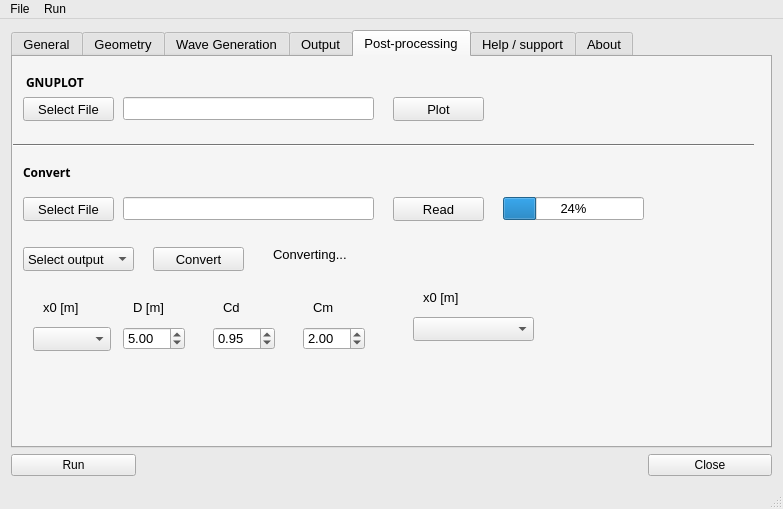
This is GUI/mainwindow.ui in apengsigkarup/OceanWave3D-Fortran90 as Qt 5 draws it before an edit. The edited form follows.
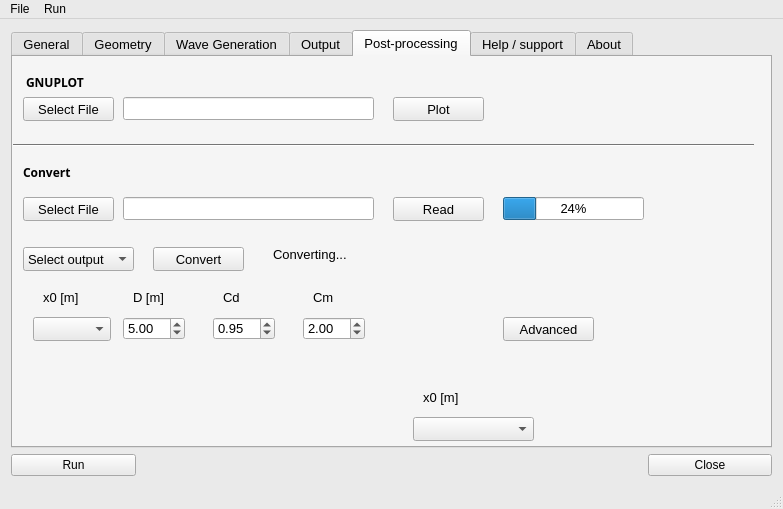
This is the edited form. The open tabs and pages were chosen to show the change. Icons and pictures are not drawn.

Commit message:
Advanced Morison output
/Bo
:wq
	modified:   GUI/MainWindow/postProcessing.cpp
	modified:   GUI/OCW3D.pro
	modified:   GUI/convert.cpp
	modified:   GUI/convert.h
	modified:   GUI/mainwindow.cpp
	modified:   GUI/mainwindow.ui

```diff
--- a/GUI/mainwindow.ui
+++ b/GUI/mainwindow.ui
@@ -3460,8 +3460,8 @@
         <property name="geometry">
          <rect>
           <x>20</x>
-          <y>230</y>
-          <width>351</width>
+          <y>220</y>
+          <width>571</width>
           <height>81</height>
          </rect>
         </property>
@@ -3578,6 +3578,19 @@
           <bool>true</bool>
          </property>
         </widget>
+        <widget class="QPushButton" name="pushButton_advancedMorison">
+         <property name="geometry">
+          <rect>
+           <x>470</x>
+           <y>40</y>
+           <width>91</width>
+           <height>24</height>
+          </rect>
+         </property>
+         <property name="text">
+          <string>Advanced</string>
+         </property>
+        </widget>
        </widget>
        <widget class="QLabel" name="convertStatus">
         <property name="geometry">
@@ -3602,7 +3615,7 @@
         <property name="geometry">
          <rect>
           <x>400</x>
-          <y>220</y>
+          <y>320</y>
           <width>351</width>
           <height>81</height>
          </rect>
```
Left out of the diff: 12 changed lines with no effect on the pictures. The commit also changes 5 other files.
